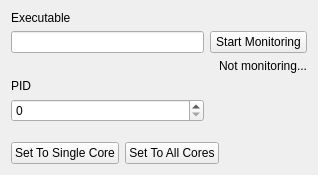
Before: the Qt Designer form MainWindow.ui in gusmd/pubfix, drawn with Qt 5.
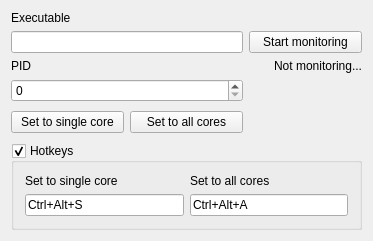
After: the same form once the commit is applied.

Commit message: Add hotkeys UI and improve overall layout

```diff
--- a/MainWindow.ui
+++ b/MainWindow.ui
@@ -6,8 +6,8 @@
    <rect>
     <x>0</x>
     <y>0</y>
-    <width>318</width>
-    <height>175</height>
+    <width>373</width>
+    <height>241</height>
    </rect>
   </property>
   <property name="windowTitle">
@@ -16,83 +16,15 @@
   <widget class="QWidget" name="centralWidget">
    <layout class="QGridLayout" name="gridLayout">
     <item row="0" column="0">
-     <layout class="QGridLayout" name="gridLayout_2" columnstretch="4,2">
-      <item row="3" column="0">
-       <widget class="QLabel" name="label_2">
-        <property name="text">
-         <string>PID</string>
-        </property>
-       </widget>
-      </item>
-      <item row="1" column="0">
-       <widget class="QLineEdit" name="exeEdit"/>
-      </item>
-      <item row="4" column="0">
-       <widget class="QSpinBox" name="pidSpinBox">
-        <property name="maximum">
-         <number>1000000000</number>
-        </property>
-       </widget>
-      </item>
-      <item row="1" column="1">
+     <layout class="QGridLayout" name="gridLayout_2" columnstretch="1,1,1">
+      <item row="1" column="2">
        <widget class="QPushButton" name="findButton">
         <property name="text">
-         <string>Start Monitoring</string>
+         <string>Start monitoring</string>
         </property>
        </widget>
       </item>
-      <item row="5" column="0">
-       <spacer name="verticalSpacer">
-        <property name="orientation">
-         <enum>Qt::Vertical</enum>
-        </property>
-        <property name="sizeHint" stdset="0">
-         <size>
-          <width>20</width>
-          <height>40</height>
-         </size>
-        </property>
-       </spacer>
-      </item>
-      <item row="0" column="0">
-       <widget class="QLabel" name="label">
-        <property name="text">
-         <string>Executable</string>
-        </property>
-       </widget>
-      </item>
-      <item row="6" column="0" colspan="2">
-       <layout class="QHBoxLayout" name="horizontalLayout">
-        <item>
-         <widget class="QPushButton" name="singleCoreButton">
-          <property name="text">
-           <string>Set To Single Core</string>
-          </property>
-         </widget>
-        </item>
-        <item>
-         <widget class="QPushButton" name="allCoresButton">
-          <property name="text">
-           <string>Set To All Cores</string>
-          </property>
-         </widget>
-        </item>
-        <item>
-         <spacer name="horizontalSpacer">
-          <property name="orientation">
-           <enum>Qt::Horizontal</enum>
-          </property>
-          <property name="sizeHint" stdset="0">
-           <size>
-            <width>40</width>
-            <height>20</height>
-           </size>
-          </property>
-         </spacer>
-        </item>
-       </layout>
-      </item>
-      <item row="2" column="1">
+      <item row="2" column="2">
        <widget class="QLabel" name="statusLabel">
         <property name="minimumSize">
          <size>
@@ -108,6 +40,114 @@
         </property>
        </widget>
       </item>
+      <item row="4" column="0">
+       <spacer name="verticalSpacer">
+        <property name="orientation">
+         <enum>Qt::Vertical</enum>
+        </property>
+        <property name="sizeHint" stdset="0">
+         <size>
+          <width>20</width>
+          <height>40</height>
+         </size>
+        </property>
+       </spacer>
+      </item>
+      <item row="2" column="0">
+       <widget class="QLabel" name="label_2">
+        <property name="text">
+         <string>PID</string>
+        </property>
+       </widget>
+      </item>
+      <item row="3" column="0" colspan="2">
+       <widget class="QSpinBox" name="pidSpinBox">
+        <property name="maximum">
+         <number>1000000000</number>
+        </property>
+       </widget>
+      </item>
+      <item row="1" column="0" colspan="2">
+       <widget class="QLineEdit" name="exeEdit"/>
+      </item>
+      <item row="0" column="0">
+       <widget class="QLabel" name="label">
+        <property name="text">
+         <string>Executable</string>
+        </property>
+       </widget>
+      </item>
+      <item row="5" column="1">
+       <widget class="QPushButton" name="allCoresButton">
+        <property name="text">
+         <string>Set to all cores</string>
+        </property>
+       </widget>
+      </item>
+      <item row="5" column="0">
+       <widget class="QPushButton" name="singleCoreButton">
+        <property name="text">
+         <string>Set to single core</string>
+        </property>
+       </widget>
+      </item>
+      <item row="7" column="0" colspan="3">
+       <widget class="QGroupBox" name="hotkeyGroupBox">
+        <property name="title">
+         <string>Hotkeys</string>
+        </property>
+        <property name="checkable">
+         <bool>true</bool>
+        </property>
+        <layout class="QGridLayout" name="gridLayout_4">
+         <item row="0" column="0">
+          <layout class="QGridLayout" name="gridLayout_3">
+           <item row="1" column="0">
+            <widget class="QKeySequenceEdit" name="singleCoreKeyEdit">
+             <property name="keySequence">
+              <string>Ctrl+Alt+S</string>
+             </property>
+            </widget>
+           </item>
+           <item row="0" column="0">
+            <widget class="QLabel" name="label_3">
+             <property name="text">
+              <string>Set to single core</string>
+             </property>
+            </widget>
+           </item>
+           <item row="0" column="1">
+            <widget class="QLabel" name="label_4">
+             <property name="text">
+              <string>Set to all cores</string>
+             </property>
+            </widget>
+           </item>
+           <item row="1" column="1">
+            <widget class="QKeySequenceEdit" name="allCoresKeyEdit">
+             <property name="keySequence">
+              <string>Ctrl+Alt+A</string>
+             </property>
+            </widget>
+           </item>
+          </layout>
+         </item>
+        </layout>
+       </widget>
+      </item>
+      <item row="6" column="0">
+       <spacer name="verticalSpacer_2">
+        <property name="orientation">
+         <enum>Qt::Vertical</enum>
+        </property>
+        <property name="sizeHint" stdset="0">
+         <size>
+          <width>20</width>
+          <height>40</height>
+         </size>
+        </property>
+       </spacer>
+      </item>
      </layout>
     </item>
    </layout>
```
